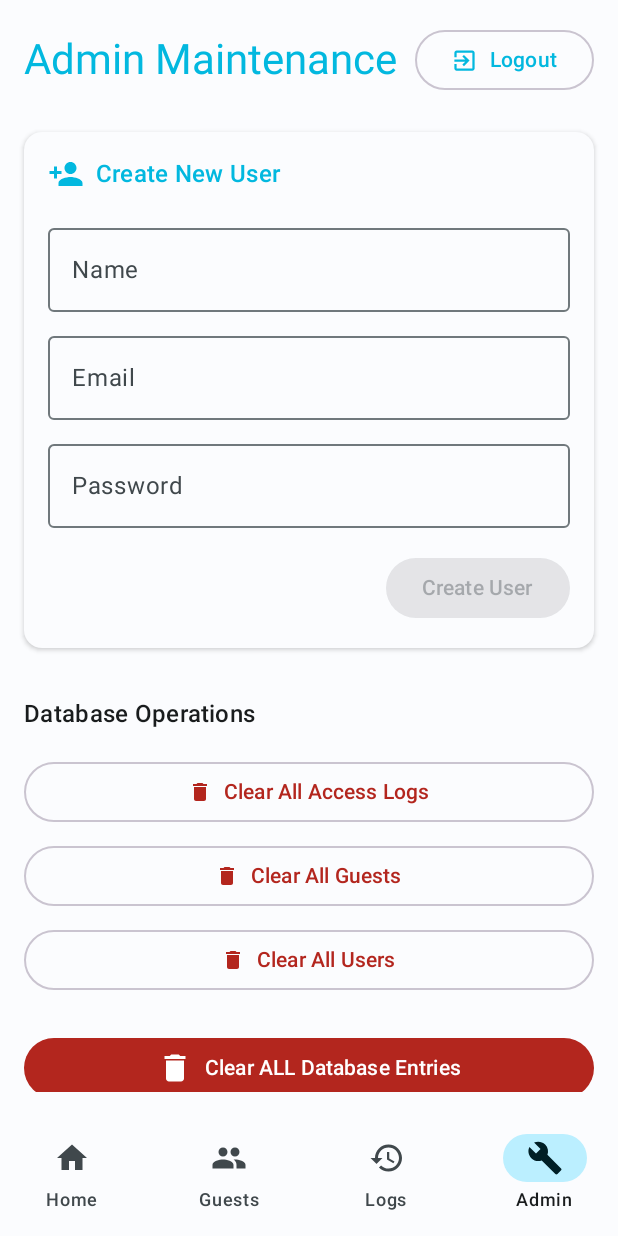
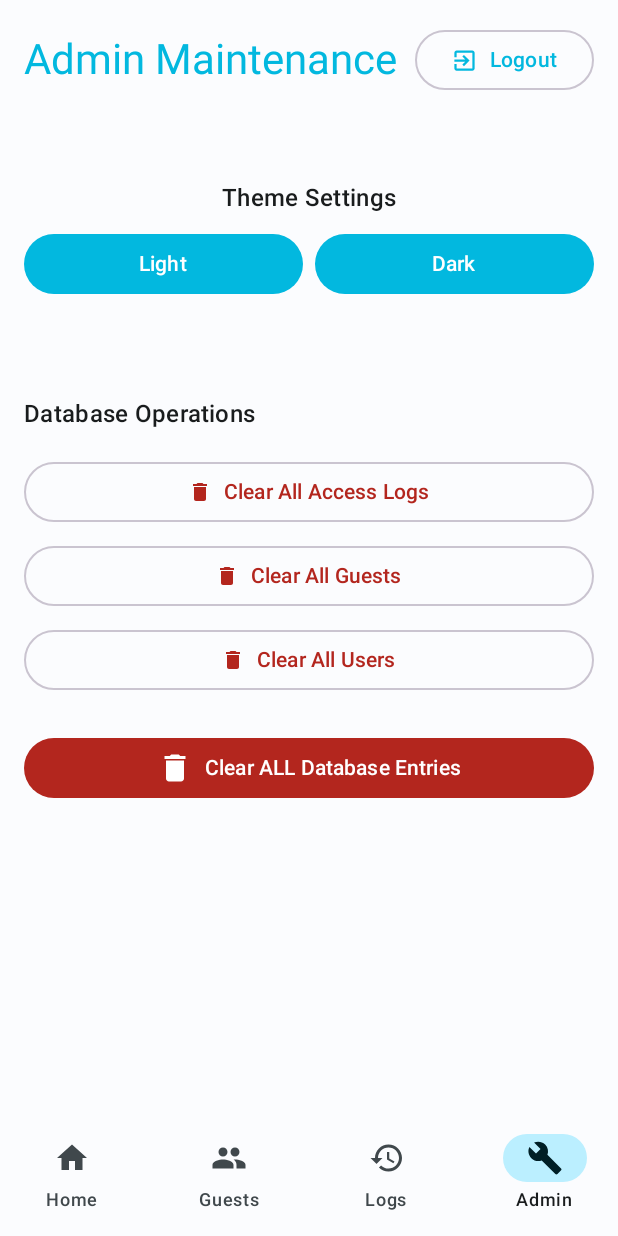
Before and after one commit to dylanmurph/Mobile-UDP-CA, an Android app built with Jetpack Compose: the AdminMaintenanceScreen screen opened through its navigation route, on a phone screen of 412 x 824 dp. Run offline under Robolectric (Android 15) with nearby library versions, the phone set to English and light mode, and no system bars.

Commit message:
added datastore for them preferences

```diff
--- a/app/build.gradle.kts
+++ b/app/build.gradle.kts
@@ -45,7 +45,7 @@ android {
 
 dependencies {
     val room_version = "2.8.4"
-
+    implementation("androidx.datastore:datastore-preferences:1.1.1")
     implementation("androidx.room:room-runtime:$room_version")
     ksp("androidx.room:room-compiler:$room_version")
     implementation(libs.androidx.core.ktx)
--- a/app/src/main/java/com/d00223094/hostlockmobile/MainActivity.kt
+++ b/app/src/main/java/com/d00223094/hostlockmobile/MainActivity.kt
@@ -1,16 +1,15 @@
 // this is the main entry point for the android application
 package com.d00223094.hostlockmobile
-
 
 import android.os.Bundle
 import androidx.activity.ComponentActivity
 import androidx.activity.compose.setContent
-import androidx.core.splashscreen.SplashScreen.Companion.installSplashScreen
 import androidx.compose.foundation.layout.fillMaxSize
 import androidx.compose.material3.MaterialTheme
 import androidx.compose.material3.Surface
 import androidx.compose.ui.Modifier
 import androidx.compose.ui.platform.LocalContext
+import androidx.core.splashscreen.SplashScreen.Companion.installSplashScreen
 import androidx.lifecycle.viewmodel.compose.viewModel
 import com.d00223094.hostlockmobile.data.DeviceViewModel
 import com.d00223094.hostlockmobile.data.DeviceViewModelFactory
@@ -20,25 +19,21 @@ import com.d00223094.hostlockmobile.ui.theme.HostLockMobileTheme
 class MainActivity : ComponentActivity() {
     // main entry method when the app starts
     override fun onCreate(savedInstanceState: Bundle?) {
+        super.onCreate(savedInstanceState)
         installSplashScreen()
 
-        super.onCreate(savedInstanceState)
         // set the content to the jetpack compose ui
         setContent {
-            HostLockMobileTheme {
-                // a simple container that uses the app's background color
+            val application = LocalContext.current.applicationContext as HostLockApplication
+
+            val viewModel: DeviceViewModel = viewModel(
+                factory = DeviceViewModelFactory(application.repository)
+            )
+            HostLockMobileTheme(viewModel = viewModel) {
                 Surface(
                     modifier = Modifier.fillMaxSize(),
                     color = MaterialTheme.colorScheme.background
                 ) {
-                    // Get the application instance to access the repository
-                    val application = LocalContext.current.applicationContext as HostLockApplication
-
-                    // Create the ViewModel using the factory and repository
-                    val viewModel: DeviceViewModel = viewModel(
-                        factory = DeviceViewModelFactory(application.repository)
-                    )
-                    // start the application's navigation
                     AppNavigation(viewModel = viewModel)
                 }
             }
--- a/app/src/main/java/com/d00223094/hostlockmobile/data/DeviceViewModel.kt
+++ b/app/src/main/java/com/d00223094/hostlockmobile/data/DeviceViewModel.kt
@@ -115,6 +115,15 @@ class DeviceViewModel(private val repository: AppRepository) : ViewModel() {
     suspend fun getUserByName(username: String): Users? {
         return repository.getUserByName(username)
     }
+
+    // --- Theme Preference ---
+    val theme: kotlinx.coroutines.flow.Flow<String> = repository.themePreference
+
+    fun saveThemePreference(theme: String) {
+        viewModelScope.launch {
+            repository.saveThemePreference(theme)
+        }
+    }
 }
 
 class DeviceViewModelFactory(private val repository: AppRepository) : ViewModelProvider.Factory {
--- a/app/src/main/java/com/d00223094/hostlockmobile/ui/screens/AccessLogs.kt
+++ b/app/src/main/java/com/d00223094/hostlockmobile/ui/screens/AccessLogs.kt
@@ -191,7 +191,7 @@ fun AccessLogsScreen(
 @Preview(showBackground = true)
 @Composable
 private fun AccessLogsScreenPreview() {
-    HostLockMobileTheme {
-        Text("Preview disabled due to ViewModel")
-    }
+    //HostLockMobileTheme {
+    //    Text("Preview disabled due to ViewModel")
+    //}
 }
--- a/app/src/main/java/com/d00223094/hostlockmobile/ui/screens/Admin.kt
+++ b/app/src/main/java/com/d00223094/hostlockmobile/ui/screens/Admin.kt
@@ -26,6 +26,7 @@ import androidx.compose.material3.OutlinedButton
 import androidx.compose.material3.OutlinedTextField
 import androidx.compose.material3.Text
 import androidx.compose.runtime.Composable
+import androidx.compose.runtime.collectAsState
 import androidx.compose.runtime.getValue
 import androidx.compose.runtime.mutableStateOf
 import androidx.compose.runtime.remember
@@ -96,87 +97,49 @@ fun AdminMaintenanceScreen(
             }
         }
 
-        ElevatedCard(
+
+
+        val currentTheme by viewModel.theme.collectAsState(initial = "System")
+
+        Column(
+            modifier = Modifier
+                .fillMaxWidth()
+                .padding(top = 32.dp),
+            horizontalAlignment = Alignment.CenterHorizontally
+        ) {
+            Text("Theme Settings", style = MaterialTheme.typography.titleMedium)
+            Spacer(modifier = Modifier.height(8.dp))
+
+            Row(
                 modifier = Modifier.fillMaxWidth(),
-            elevation = CardDefaults.cardElevation(defaultElevation = 2.dp),
-            colors = CardDefaults.elevatedCardColors(
-                containerColor = MaterialTheme.colorScheme.surface,
-                contentColor = MaterialTheme.colorScheme.onSurface
-            )
+                horizontalArrangement = Arrangement.spacedBy(8.dp)
             ) {
-            Column(modifier = Modifier.padding(16.dp)) {
-                Row(
-                    verticalAlignment = Alignment.CenterVertically,
-                    modifier = Modifier.padding(bottom = 16.dp)
+
+                    // Light Theme Button
+                    Button(
+                        onClick = { viewModel.saveThemePreference("Light") },
+                        modifier = Modifier.weight(1f),
+                        colors = if (currentTheme == "Light") ButtonDefaults.buttonColors(
+                            containerColor = MaterialTheme.colorScheme.primary
+                        ) else ButtonDefaults.buttonColors()
                     ) {
-                    Icon(
-                        imageVector = Icons.Default.PersonAdd,
-                        contentDescription = null,
-                        tint = MaterialTheme.colorScheme.secondary
-                    )
-                    Spacer(modifier = Modifier.padding(4.dp))
-                    Text(
-                        text = "Create New User",
-                        style = MaterialTheme.typography.titleMedium,
-                        color = MaterialTheme.colorScheme.secondary
-                    )
+                        Text("Light")
                     }
 
-                OutlinedTextField(
-                    value = name,
-                    onValueChange = { name = it },
-                    label = { Text("Name") },
-                    singleLine = true,
-                    modifier = Modifier.fillMaxWidth()
-                )
+                    // Dark Theme Button
+                    Button(
+                        onClick = { viewModel.saveThemePreference("Dark") },
+                        modifier = Modifier.weight(1f),
+                        colors = if (currentTheme == "Dark") ButtonDefaults.buttonColors(
+                            containerColor = MaterialTheme.colorScheme.primary
+                        ) else ButtonDefaults.buttonColors()
+                    ) {
+                        Text("Dark")
+                    }
 
-                Spacer(modifier = Modifier.height(8.dp))
+            }
 
-                OutlinedTextField(
-                    value = email,
-                    onValueChange = { email = it },
-                    label = { Text("Email") },
-                    singleLine = true,
-                    keyboardOptions = KeyboardOptions(keyboardType = KeyboardType.Email),
-                    modifier = Modifier.fillMaxWidth()
-                )
-
-                Spacer(modifier = Modifier.height(8.dp))
-
-                OutlinedTextField(
-                    value = password,
-                    onValueChange = { password = it },
-                    label = { Text("Password") },
-                    singleLine = true,
-                    visualTransformation = PasswordVisualTransformation(),
-                    keyboardOptions = KeyboardOptions(keyboardType = KeyboardType.Password),
-                    modifier = Modifier.fillMaxWidth()
-                )
-
-                Spacer(modifier = Modifier.height(16.dp))
-
-                Button(
-                    onClick = {
-                        if (name.isNotBlank() && email.isNotBlank() && password.isNotBlank()) {
-                            scope.launch {
-                                viewModel.addUser(name, password, email)
-                            }
-                            name = ""
-                            email = ""
-                            password = ""
-                        }
-                    },
-                    modifier = Modifier.align(Alignment.End),
-                    enabled = name.isNotBlank() && email.isNotBlank() && password.isNotBlank(),
-                    colors = ButtonDefaults.buttonColors(
-                        containerColor = MaterialTheme.colorScheme.secondary,
-                        contentColor = MaterialTheme.colorScheme.onSecondary
-                    )
-                ) {
-                    Text("Create User")
-                }
-            }
-        }
+            Spacer(modifier = Modifier.height(32.dp))
 
             Spacer(modifier = Modifier.height(32.dp))
 
@@ -196,7 +159,11 @@ fun AdminMaintenanceScreen(
                     contentColor = MaterialTheme.colorScheme.error
                 )
             ) {
-            Icon(Icons.Default.Delete, contentDescription = null, modifier = Modifier.size(16.dp))
+                Icon(
+                    Icons.Default.Delete,
+                    contentDescription = null,
+                    modifier = Modifier.size(16.dp)
+                )
                 Spacer(modifier = Modifier.padding(4.dp))
                 Text("Clear All Access Logs")
             }
@@ -210,7 +177,11 @@ fun AdminMaintenanceScreen(
                     contentColor = MaterialTheme.colorScheme.error
                 )
             ) {
-            Icon(Icons.Default.Delete, contentDescription = null, modifier = Modifier.size(16.dp))
+                Icon(
+                    Icons.Default.Delete,
+                    contentDescription = null,
+                    modifier = Modifier.size(16.dp)
+                )
                 Spacer(modifier = Modifier.padding(4.dp))
                 Text("Clear All Guests")
             }
@@ -224,7 +195,11 @@ fun AdminMaintenanceScreen(
                     contentColor = MaterialTheme.colorScheme.error
                 )
             ) {
-            Icon(Icons.Default.Delete, contentDescription = null, modifier = Modifier.size(16.dp))
+                Icon(
+                    Icons.Default.Delete,
+                    contentDescription = null,
+                    modifier = Modifier.size(16.dp)
+                )
                 Spacer(modifier = Modifier.padding(4.dp))
                 Text("Clear All Users")
             }
@@ -245,11 +220,12 @@ fun AdminMaintenanceScreen(
             }
         }
     }
+}
 
 @Preview(showBackground = true)
 @Composable
 private fun AdminMaintenanceScreenPreview() {
-    HostLockMobileTheme {
-        Text("Preview disabled due to ViewModel")
+    //HostLockMobileTheme {
+    //    Text("Preview disabled due to ViewModel")
+    //}
 }
-}
--- a/app/src/main/java/com/d00223094/hostlockmobile/ui/screens/Guests.kt
+++ b/app/src/main/java/com/d00223094/hostlockmobile/ui/screens/Guests.kt
@@ -192,7 +192,7 @@ fun GuestManagementScreen(
 @Preview(showBackground = true)
 @Composable
 private fun GuestManagementScreenPreview() {
-    HostLockMobileTheme {
-        Text("Preview disabled due to ViewModel")
-    }
+    //HostLockMobileTheme {
+    //    Text("Preview disabled due to ViewModel")
+    //}
 }
--- a/app/src/main/java/com/d00223094/hostlockmobile/ui/screens/Home.kt
+++ b/app/src/main/java/com/d00223094/hostlockmobile/ui/screens/Home.kt
@@ -127,7 +127,7 @@ fun MarsPhotoCard(photo: MarsPhoto, retryAction: () -> Unit, modifier: Modifier
 @Preview(showBackground = true)
 @Composable
 fun HomeScreenPreview() {
-    HostLockMobileTheme {
-        ErrorScreen(retryAction = { })
-    }
+    //HostLockMobileTheme {
+    //    ErrorScreen(retryAction = { })
+    //}
 }
--- a/app/src/main/java/com/d00223094/hostlockmobile/ui/screens/Login.kt
+++ b/app/src/main/java/com/d00223094/hostlockmobile/ui/screens/Login.kt
@@ -180,7 +180,7 @@ fun LoginScreen(
 @Preview(showBackground = true)
 @Composable
 private fun LoginScreenPreview() {
-    HostLockMobileTheme {
-        Text("Login Screen Preview")
-    }
+    //HostLockMobileTheme {
+    //    Text("Login Screen Preview")
+    //}
 }
--- a/app/src/main/java/com/d00223094/hostlockmobile/ui/theme/Theme.kt
+++ b/app/src/main/java/com/d00223094/hostlockmobile/ui/theme/Theme.kt
@@ -10,6 +10,9 @@ import androidx.compose.runtime.SideEffect
 import androidx.compose.ui.graphics.toArgb
 import androidx.compose.ui.platform.LocalView
 import androidx.core.view.WindowCompat
+import androidx.compose.runtime.collectAsState
+import androidx.compose.runtime.getValue
+import com.d00223094.hostlockmobile.data.DeviceViewModel
 
 private val DarkColorScheme = darkColorScheme(
     primary = PrimaryDark,
@@ -57,16 +60,24 @@ private val LightColorScheme = lightColorScheme(
 
 @Composable
 fun HostLockMobileTheme(
-    darkTheme: Boolean = isSystemInDarkTheme(),
+    viewModel: DeviceViewModel,
     content: @Composable () -> Unit
 ) {
-    val colorScheme = if (darkTheme) DarkColorScheme else LightColorScheme
+
+    val theme by viewModel.theme.collectAsState(initial = "Light")
+
+    val darkTheme: Boolean = theme == "Dark"
+
+    val colorScheme = when {
+        darkTheme -> DarkColorScheme
+        else -> LightColorScheme
+    }
 
     val view = LocalView.current
     if (!view.isInEditMode) {
         SideEffect {
             val window = (view.context as Activity).window
-            window.statusBarColor = colorScheme.background.toArgb()
+            window.statusBarColor = colorScheme.primary.toArgb()
             WindowCompat.getInsetsController(window, view).isAppearanceLightStatusBars = !darkTheme
         }
     }
```
Also changed, not shown: app/src/main/java/com/d00223094/hostlockmobile/HostLockApplication.kt (+12 -2 lines), app/src/main/java/com/d00223094/hostlockmobile/data/AppRepository.kt (+8 -1 lines), app/src/main/java/com/d00223094/hostlockmobile/data/UserDataStore.kt (added, +30 -0 lines). Lines whose indentation alone changed are shown as unchanged.
